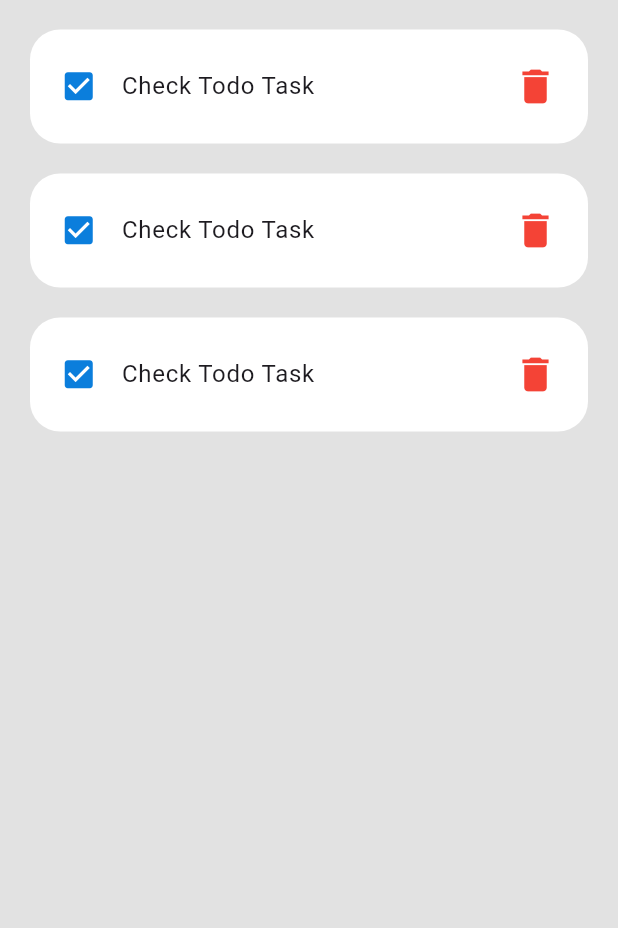
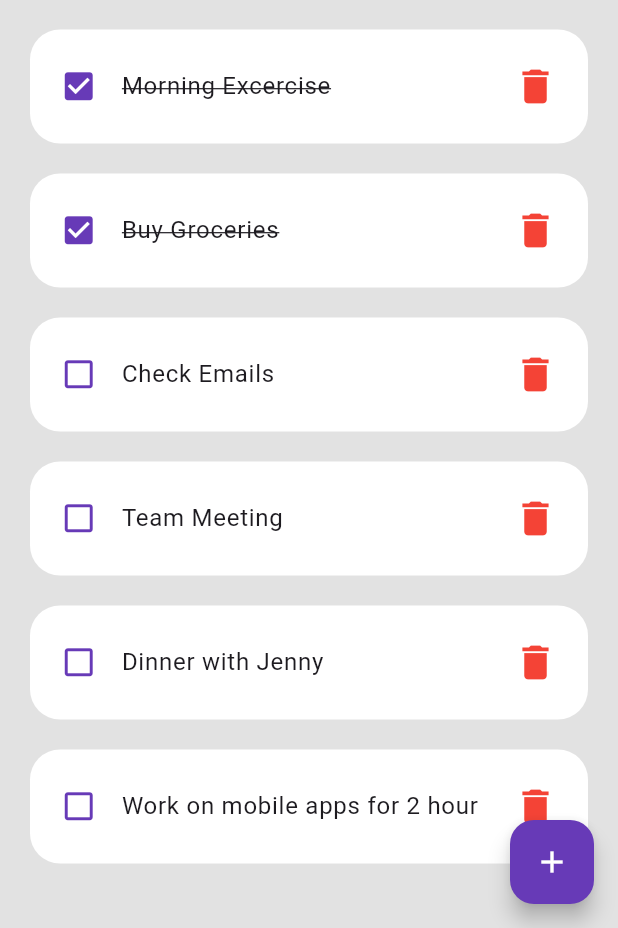
Before and after one commit to Tashfeen-Chohan/FLUTTER-TODOS, a Flutter app: the screen it shows after launch, on a phone screen of 412 x 824 dp, the part 308-1236 px from its top. Run offline on Flutter 3.47's test engine with Material 3 defaults, Android fonts, the phone set to English and light mode, and no system bars.

Commit message:
Todo Model & showDialog

```diff
--- a/lib/main.dart
+++ b/lib/main.dart
@@ -10,7 +10,7 @@ class MyApp extends StatelessWidget {
 
   @override
   Widget build(BuildContext context) {
-    return const MaterialApp(
+    return MaterialApp(
       debugShowCheckedModeBanner: false,
       home: HomeScreen(),
     );
--- /dev/null
+++ b/lib/models/todo.dart
@@ -0,0 +1,22 @@
+class Todo {
+  final String id;
+  final String todoTask;
+  final bool isDone;
+
+  Todo({
+    required this.id,
+    required this.todoTask,
+    this.isDone = false,
+  });
+
+  static List<Todo> todoList() {
+    return [
+      Todo(id: '01', todoTask: 'Morning Excercise', isDone: true ),
+      Todo(id: '02', todoTask: 'Buy Groceries', isDone: true ),
+      Todo(id: '03', todoTask: 'Check Emails', ),
+      Todo(id: '04', todoTask: 'Team Meeting', ),
+      Todo(id: '05', todoTask: 'Dinner with Jenny', ),
+      Todo(id: '06', todoTask: 'Work on mobile apps for 2 hour', ),
+    ];
+  }
+}
--- a/lib/screens/home_screen.dart
+++ b/lib/screens/home_screen.dart
@@ -1,14 +1,26 @@
 import 'package:flutter/material.dart';
+import 'package:flutter_todos/models/todo.dart';
 import 'package:flutter_todos/widgets/todo_item.dart';
 
 class HomeScreen extends StatelessWidget {
-  const HomeScreen({super.key});
+  HomeScreen({super.key});
+  final todoList = Todo.todoList();
 
   @override
   Widget build(BuildContext context) {
     return Scaffold(
       appBar: myAppBar(),
       backgroundColor: const Color.fromARGB(255, 226, 226, 226),
+      floatingActionButton: FloatingActionButton(
+        onPressed: () {
+          _showDialog(context);
+        },
+        backgroundColor: Colors.deepPurple,
+        child: const Icon(
+          Icons.add,
+          color: Colors.white,
+        ),
+      ),
       body: Column(
         children: [
           const SizedBox(
@@ -20,23 +32,59 @@ class HomeScreen extends StatelessWidget {
           ),
           Expanded(
             child: ListView(
-              children: const [
-                Padding(
+              children: [
+                const Padding(
                   padding: EdgeInsets.symmetric(horizontal: 30, vertical: 10),
                   child: Text(
                     "ALL TODOS",
                     style: TextStyle(fontSize: 25, fontWeight: FontWeight.bold),
                   ),
                 ),
-                TodoItem(),
-                TodoItem(),
-                TodoItem(),
+                for (Todo item in todoList) TodoItem(todo: item)
               ],
             ),
           ),
         ],
       ),
     );
+  }
+
+  Future<dynamic> _showDialog(BuildContext context) {
+    return showDialog(
+        context: context,
+        builder: (BuildContext context) {
+          return AlertDialog(
+            contentPadding:
+                const EdgeInsets.symmetric(vertical: 20, horizontal: 15),
+            title: const Text("Add New Task"),
+            content: const TextField(
+              decoration: InputDecoration(
+                  label: Text("TODO Task"),
+                  hintText: "Enter todo task here...",
+                  border: OutlineInputBorder(),
+                  prefixIcon: Icon(Icons.task_alt_rounded)),
+            ),
+            actions: [
+              Row(
+                mainAxisAlignment: MainAxisAlignment.end,
+                children: [
+                  ElevatedButton(
+                    onPressed: () {},
+                    child: const Text("Save"),
+                  ),
+                  const SizedBox(
+                    width: 7,
+                  ),
+                  OutlinedButton(
+                      onPressed: () {
+                        Navigator.pop(context);
+                      },
+                      child: const Text("Cancel")),
+                ],
+              )
+            ],
+          );
+        });
   }
 
   AppBar myAppBar() {
--- a/lib/widgets/todo_item.dart
+++ b/lib/widgets/todo_item.dart
@@ -1,7 +1,9 @@
 import 'package:flutter/material.dart';
+import 'package:flutter_todos/models/todo.dart';
 
 class TodoItem extends StatelessWidget {
-  const TodoItem({super.key});
+  const TodoItem({super.key, required this.todo});
+  final Todo todo;
 
   @override
   Widget build(BuildContext context) {
@@ -13,12 +15,17 @@ class TodoItem extends StatelessWidget {
         contentPadding:
             const EdgeInsets.symmetric(horizontal: 20, vertical: 10),
         onTap: () {},
-        leading: const Icon(
-          Icons.check_box,
-          color: Color.fromARGB(255, 11, 126, 220),
+        leading: Icon(
+          todo.isDone ? Icons.check_box : Icons.check_box_outline_blank,
+          color: Colors.deepPurple,
           size: 25,
         ),
-        title: const Text("Check Todo Task"),
+        title: Text(todo.todoTask,
+            style: TextStyle(
+              decoration: todo.isDone
+                  ? TextDecoration.lineThrough
+                  : TextDecoration.none,
+            )),
         trailing: const Icon(
           Icons.delete,
           color: Colors.red,
```
Also changed, not shown: lib/screens/demo.dart (deleted, +0 -20 lines).
